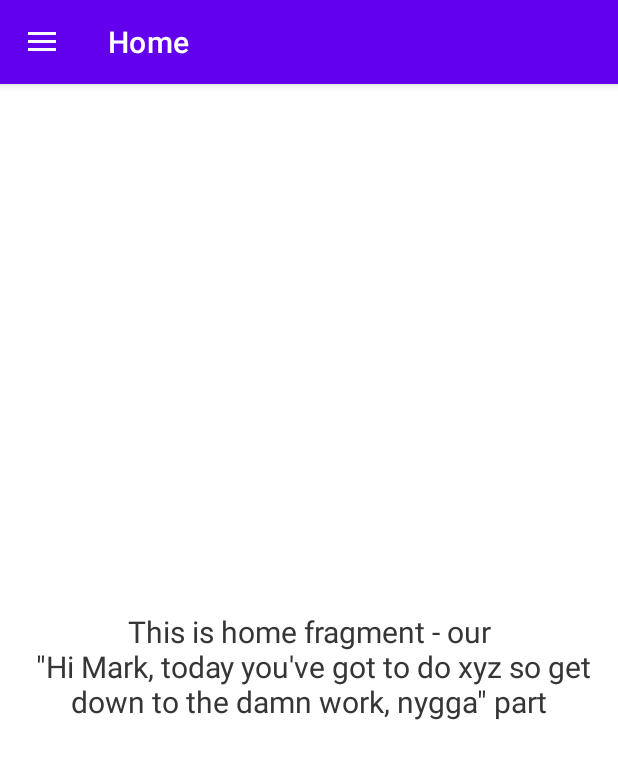
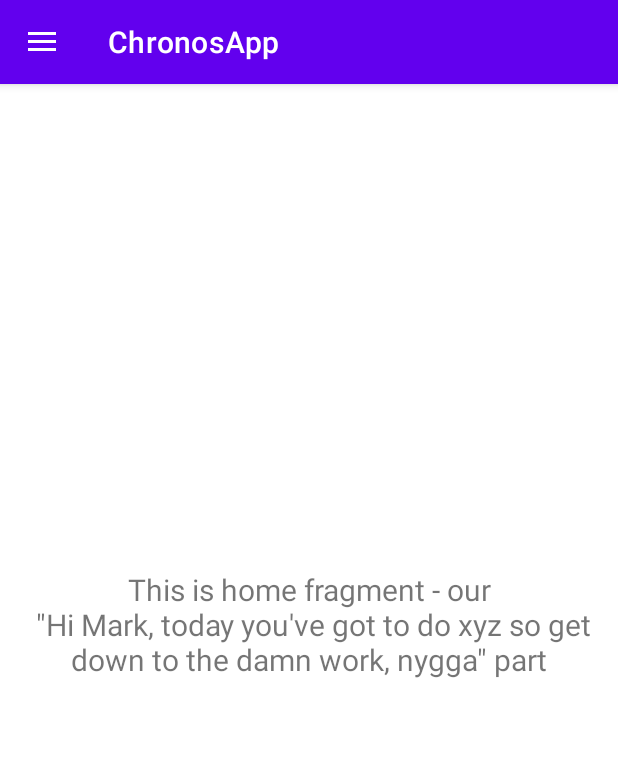
Before and after one commit to Rozmarynka19/Chronos, an Android app: the screen it shows after launch (MainMainActivity), on a phone screen of 412 x 824 dp. Shown: the top 759 px of the screen. Run offline under Robolectric (Android 15) with nearby library versions, the light colour scheme and no system bars; our stand-ins replace navigation-ui.

Commit message:
Repair swipe issue

```diff
--- a/ChronosApp/app/src/main/java/com/example/chronosapp/MainMainActivity.java
+++ b/ChronosApp/app/src/main/java/com/example/chronosapp/MainMainActivity.java
@@ -1,18 +1,13 @@
 package com.example.chronosapp;
 
-import android.content.Intent;
 import android.os.Bundle;
-import android.view.View;
-import android.view.Menu;
 
-import com.example.chronosapp.ui.SlidePagerAdapter;
 import com.example.chronosapp.ui.home.HomeFragment;
-import com.google.android.material.floatingactionbutton.FloatingActionButton;
-import com.google.android.material.snackbar.Snackbar;
+import com.example.chronosapp.ui.list.ListFragment;
 import com.google.android.material.navigation.NavigationView;
 
+import androidx.appcompat.app.ActionBarDrawerToggle;
 import androidx.fragment.app.Fragment;
-import androidx.fragment.app.ListFragment;
 import androidx.navigation.NavController;
 import androidx.navigation.Navigation;
 import androidx.navigation.ui.AppBarConfiguration;
@@ -49,22 +44,31 @@
 
         DrawerLayout drawer = findViewById(R.id.drawer_layout);
         NavigationView navigationView = findViewById(R.id.nav_view);
+
         // Passing each menu ID as a set of Ids because each
         // menu should be considered as top level destinations.
-        mAppBarConfiguration = new AppBarConfiguration.Builder(
-                R.id.nav_home, R.id.nav_gallery, R.id.nav_slideshow)
-                .setDrawerLayout(drawer)
-                .build();
-        NavController navController = Navigation.findNavController(this, R.id.nav_host_fragment);
-        NavigationUI.setupActionBarWithNavController(this, navController, mAppBarConfiguration);
-        NavigationUI.setupWithNavController(navigationView, navController);
+//        mAppBarConfiguration = new AppBarConfiguration.Builder(
+//                R.id.nav_home, R.id.nav_list)
+//                .setDrawerLayout(drawer)
+//                .build();
+//        NavController navController = Navigation.findNavController(this, R.id.nav_host_fragment);
+//        NavigationUI.setupActionBarWithNavController(this, navController, mAppBarConfiguration);
+//        NavigationUI.setupWithNavController(navigationView, navController);
+
+        ActionBarDrawerToggle actionBarDrawerToggle = new ActionBarDrawerToggle(this, drawer, toolbar, R.string.open, R.string.close);
+        drawer.addDrawerListener(actionBarDrawerToggle);
+        actionBarDrawerToggle.setDrawerIndicatorEnabled(true);
+        actionBarDrawerToggle.syncState();
+
 
 
         //SlidePager section -----------------------------------------
         List<Fragment> list = new ArrayList<>();
         list.add(new HomeFragment());
         list.add(new ListFragment());
-
+//        list.add(new PageFragment1());
+//        list.add(new PageFragment2());
+//        list.add(new PageFragment3());
 
         pager = findViewById(R.id.viewPager);
         pagerAdapter = new SlidePagerAdapter(getSupportFragmentManager(), list);
@@ -80,11 +84,11 @@
 //        return true;
 //    }
 
-    @Override
-    public boolean onSupportNavigateUp() {
-        NavController navController = Navigation.findNavController(this, R.id.nav_host_fragment);
-        return NavigationUI.navigateUp(navController, mAppBarConfiguration)
-                || super.onSupportNavigateUp();
-    }
+//    @Override
+//    public boolean onSupportNavigateUp() {
+//        NavController navController = Navigation.findNavController(this, R.id.nav_host_fragment);
+//        return NavigationUI.navigateUp(navController, mAppBarConfiguration)
+//                || super.onSupportNavigateUp();
+//    }
 
 }
--- a/ChronosApp/app/src/main/java/com/example/chronosapp/ui/SlidePagerAdapter.java
+++ b/ChronosApp/app/src/main/java/com/example/chronosapp/SlidePagerAdapter.java
@@ -1,11 +1,14 @@
-package com.example.chronosapp.ui;
+package com.example.chronosapp;
 
 import android.transition.Slide;
 
 import androidx.annotation.NonNull;
+import androidx.annotation.Nullable;
 import androidx.fragment.app.Fragment;
 import androidx.fragment.app.FragmentManager;
 import androidx.fragment.app.FragmentStatePagerAdapter;
+
+import com.example.chronosapp.R;
 
 import java.util.List;
 
@@ -29,4 +32,5 @@
     public int getCount() {
         return fragmentList.size();
     }
+
 }
--- a/ChronosApp/app/src/main/java/com/example/chronosapp/ui/home/HomeFragment.java
+++ b/ChronosApp/app/src/main/java/com/example/chronosapp/ui/home/HomeFragment.java
@@ -13,6 +13,7 @@
 import androidx.lifecycle.ViewModelProvider;
 
 import com.example.chronosapp.R;
+import com.example.chronosapp.ui.list.ListViewModel;
 
 public class HomeFragment extends Fragment {
 
@@ -23,11 +24,13 @@
 
     }
 
+    @Nullable
+    @Override
     public View onCreateView(@NonNull LayoutInflater inflater,
                              ViewGroup container, Bundle savedInstanceState) {
         homeViewModel =
                 new ViewModelProvider(this).get(HomeViewModel.class);
-        View root = inflater.inflate(R.layout.fragment_home, container, false);
+        ViewGroup root = (ViewGroup) inflater.inflate(R.layout.fragment_home, container, false);
         final TextView textView = root.findViewById(R.id.text_home);
         homeViewModel.getText().observe(getViewLifecycleOwner(), new Observer<String>() {
             @Override
--- a/ChronosApp/app/src/main/java/com/example/chronosapp/ui/list/ListFragment.java
+++ b/ChronosApp/app/src/main/java/com/example/chronosapp/ui/list/ListFragment.java
@@ -23,11 +23,13 @@
 
     }
 
+    @Nullable
+    @Override
     public View onCreateView(@NonNull LayoutInflater inflater,
                              ViewGroup container, Bundle savedInstanceState) {
         listViewModel =
                 new ViewModelProvider(this).get(ListViewModel.class);
-        View root = inflater.inflate(R.layout.fragment_list, container, false);
+        ViewGroup root = (ViewGroup) inflater.inflate(R.layout.fragment_list, container, false);
         final TextView textView = root.findViewById(R.id.text_list);
         listViewModel.getText().observe(getViewLifecycleOwner(), new Observer<String>() {
             @Override
--- a/ChronosApp/app/src/main/java/com/example/chronosapp/ui/list/ListViewModel.java
+++ b/ChronosApp/app/src/main/java/com/example/chronosapp/ui/list/ListViewModel.java
@@ -10,7 +10,7 @@
 
     public ListViewModel() {
         mText = new MutableLiveData<>();
-        mText.setValue("This is list fragment");
+        mText.setValue("This is list fragment - lists all user todolists");
     }
 
     public LiveData<String> getText() {
--- a/ChronosApp/app/src/main/res/layout/app_bar_main.xml
+++ b/ChronosApp/app/src/main/res/layout/app_bar_main.xml
@@ -30,4 +30,14 @@
 <!--        android:layout_margin="@dimen/fab_margin"-->
 <!--        app:srcCompat="@android:drawable/ic_dialog_email" />-->
 
+    <androidx.viewpager.widget.ViewPager
+        android:id="@+id/viewPager"
+        android:layout_width="wrap_content"
+        android:layout_height="wrap_content"
+        app:layout_constraintBottom_toBottomOf="parent"
+        app:layout_constraintEnd_toEndOf="parent"
+        app:layout_constraintStart_toStartOf="parent"
+        app:layout_constraintTop_toTopOf="parent">
+    </androidx.viewpager.widget.ViewPager>
+
 </androidx.coordinatorlayout.widget.CoordinatorLayout>
--- a/ChronosApp/app/src/main/res/layout/content_main.xml
+++ b/ChronosApp/app/src/main/res/layout/content_main.xml
@@ -7,27 +7,20 @@
     app:layout_behavior="@string/appbar_scrolling_view_behavior"
     tools:showIn="@layout/app_bar_main">
 
-    <fragment
-        android:id="@+id/nav_host_fragment"
-        android:name="androidx.navigation.fragment.NavHostFragment"
-        android:layout_width="match_parent"
-        android:layout_height="match_parent"
-        app:defaultNavHost="true"
-        app:layout_constraintLeft_toLeftOf="parent"
-        app:layout_constraintRight_toRightOf="parent"
-        app:layout_constraintTop_toTopOf="parent"
-        app:navGraph="@navigation/mobile_navigation" />
+<!--    <fragment-->
+<!--        android:id="@+id/nav_host_fragment"-->
+<!--        android:name="androidx.navigation.fragment.NavHostFragment"-->
+<!--        android:layout_width="match_parent"-->
+<!--        android:layout_height="match_parent"-->
+<!--        app:defaultNavHost="true"-->
+<!--        app:layout_constraintLeft_toLeftOf="parent"-->
+<!--        app:layout_constraintRight_toRightOf="parent"-->
+<!--        app:layout_constraintTop_toTopOf="parent"-->
+<!--        app:navGraph="@navigation/mobile_navigation" />-->
 
-    <androidx.viewpager.widget.ViewPager
-        android:id="@+id/viewPager"
-        android:layout_width="wrap_content"
-        android:layout_height="wrap_content"
-        app:layout_constraintBottom_toBottomOf="parent"
-        app:layout_constraintEnd_toEndOf="parent"
-        app:layout_constraintStart_toStartOf="parent"
-        app:layout_constraintTop_toTopOf="parent">
 
-    </androidx.viewpager.widget.ViewPager>
+
+
 
 
 
--- a/ChronosApp/app/src/main/res/layout/fragment_home.xml
+++ b/ChronosApp/app/src/main/res/layout/fragment_home.xml
@@ -14,6 +14,7 @@
         android:layout_marginTop="8dp"
         android:layout_marginEnd="8dp"
         android:textAlignment="center"
+        android:text=""
         android:textSize="20sp"
         app:layout_constraintBottom_toBottomOf="parent"
         app:layout_constraintEnd_toEndOf="parent"
--- a/ChronosApp/app/src/main/res/layout/fragment_list.xml
+++ b/ChronosApp/app/src/main/res/layout/fragment_list.xml
@@ -14,6 +14,7 @@
         android:layout_marginTop="8dp"
         android:layout_marginEnd="8dp"
         android:textAlignment="center"
+        android:text=""
         android:textSize="20sp"
         app:layout_constraintBottom_toBottomOf="parent"
         app:layout_constraintEnd_toEndOf="parent"
--- a/ChronosApp/app/src/main/res/navigation/mobile_navigation.xml
+++ /dev/null
@@ -1,25 +0,0 @@
-<?xml version="1.0" encoding="utf-8"?>
-<navigation xmlns:android="http://schemas.android.com/apk/res/android"
-    xmlns:app="http://schemas.android.com/apk/res-auto"
-    xmlns:tools="http://schemas.android.com/tools"
-    android:id="@+id/mobile_navigation"
-    app:startDestination="@+id/nav_home">
-
-    <fragment
-        android:id="@+id/nav_home"
-        android:name="com.example.chronosapp.ui.home.HomeFragment"
-        android:label="@string/menu_home"
-        tools:layout="@layout/fragment_home" />
-
-    <fragment
-        android:id="@+id/nav_gallery"
-        android:name="com.example.chronosapp.ui.gallery.GalleryFragment"
-        android:label="@string/menu_gallery"
-        tools:layout="@layout/fragment_gallery" />
-
-    <fragment
-        android:id="@+id/nav_slideshow"
-        android:name="com.example.chronosapp.ui.list.ListFragment"
-        android:label="@string/menu_slideshow"
-        tools:layout="@layout/fragment_list" />
-</navigation>
--- a/ChronosApp/app/src/main/res/values/strings.xml
+++ b/ChronosApp/app/src/main/res/values/strings.xml
@@ -24,4 +24,9 @@
     <string name="hello_second_fragment">Hello second fragment. Arg: %1$s</string>
     <string name="testTextOf2Activity">List of ToDoLists</string>
     <string name="start2activity">Start2Activity</string>
+    <string name="page_1">page_1</string>
+    <string name="page_2">page_2</string>
+    <string name="page_3">page_3</string>
+    <string name="open">open</string>
+    <string name="close">close</string>
 </resources>
```
Also changed, not shown: ChronosApp/app/src/main/res/navigation/nav_graph.xml (deleted, +0 -28 lines).
